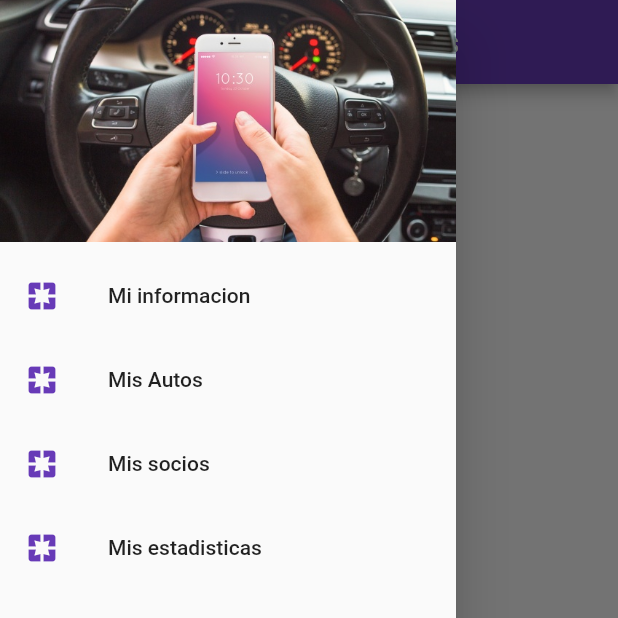
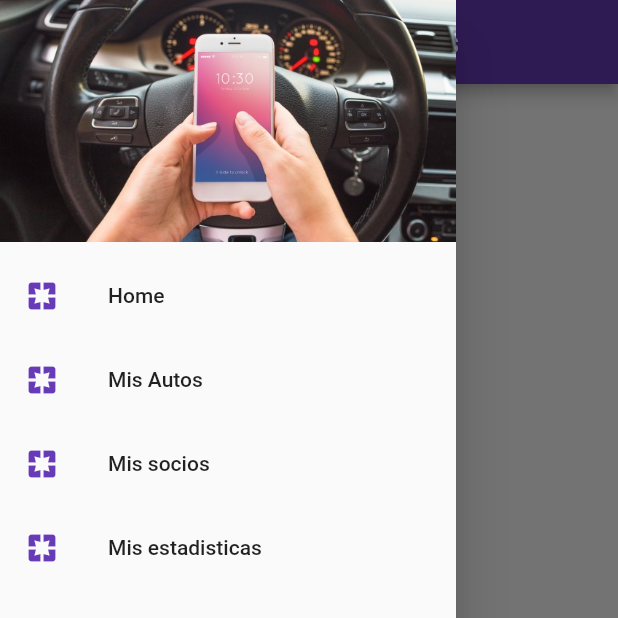
Before and after one commit to martin281992/tesis, a Flutter app: the HomePageTagit screen opened by its route, with the side drawer open, on a phone screen of 412 x 824 dp, the top half of it. Run offline on Flutter 3.47's test engine with Material 2 defaults, Android fonts, the phone set to English and light mode, and no system bars; our stand-ins replace charts_flutter, cloud_firestore, rxdart, shared_preferences, sqflite; accounts and stored records are empty; statements that could not run were skipped.

Commit message:
fix route

```diff
--- a/lib/src/pages/home.dart
+++ b/lib/src/pages/home.dart
@@ -191,8 +191,10 @@ class HomePageTagit extends StatelessWidget {
           ),
           ListTile(
             leading: Icon(Icons.pages, color: Colors.deepPurple),
-            title: Text('Mi informacion'),
-            onTap: () {},
+            title: Text('Home'),
+            onTap: () {
+              Navigator.pushNamed(context, 'home');
+            },
           ),
           ListTile(
             leading: Icon(Icons.pages, color: Colors.deepPurple),
```
